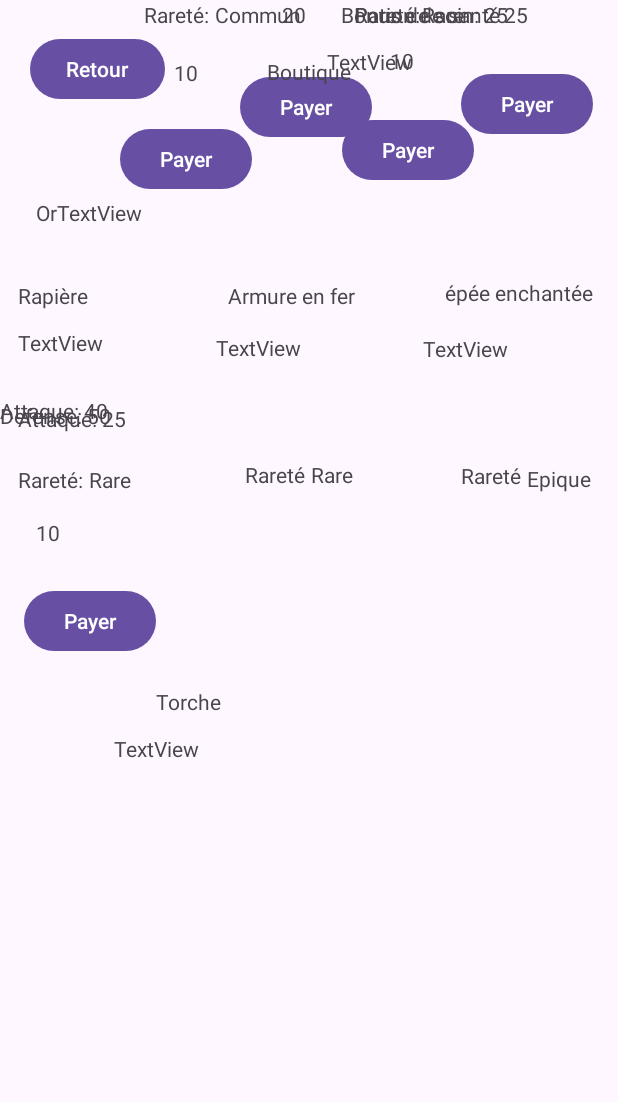
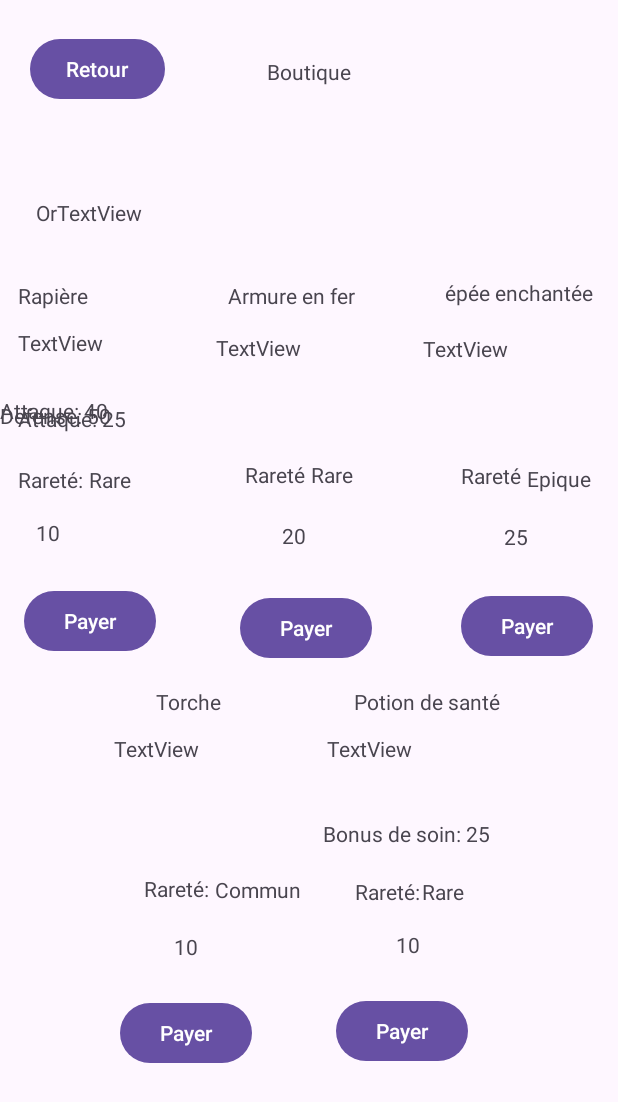
Before and after one commit to nathanremond/ProjetNathanJilenKave, an Android app: the ShopActivity screen opened directly, with no data from a screen before it, on a phone screen of 412 x 824 dp. Shown: the top 1102 px of the screen. Run offline under Robolectric (Android 15) with nearby library versions, the phone set to English and light mode, and no system bars.

Commit message:
Correction shop (#36)
* fix: correction affichage et appel textview

```diff
--- a/app/src/main/java/com/example/projetnathanjilenkave/ShopActivity.java
+++ b/app/src/main/java/com/example/projetnathanjilenkave/ShopActivity.java
@@ -49,7 +49,7 @@ public class ShopActivity extends AppCompatActivity {
 
     private void handlePurchase(int priceId, int nameProductId, int descriptionId, int textStatID, int textRarityID, int rarityID, int buttonId) {
         TextView valeur = findViewById(R.id.value);
-        TextView prix = findViewById(priceId);
+        TextView prix = findViewById(R.id.price1);
 
         int playerGold = Integer.parseInt(valeur.getText().toString());
         int productPrice = Integer.parseInt(prix.getText().toString());
--- a/app/src/main/res/layout/activity_shop.xml
+++ b/app/src/main/res/layout/activity_shop.xml
@@ -11,17 +11,18 @@
         android:id="@+id/textStat5"
         android:layout_width="wrap_content"
         android:layout_height="wrap_content"
-        android:layout_marginStart="128dp"
+        android:layout_marginStart="24dp"
+        android:layout_marginTop="23dp"
         android:text="Bonus de soin: 25"
         app:layout_constraintStart_toEndOf="@+id/textStat4"
-        tools:layout_editor_absoluteY="545dp" />
+        app:layout_constraintTop_toBottomOf="@+id/descriptionProduct5" />
 
     <TextView
         android:id="@+id/textStat4"
-        android:layout_width="wrap_content"
-        android:layout_height="wrap_content"
-        android:layout_marginStart="96dp"
-        android:layout_marginTop="22dp"
+        android:layout_width="107dp"
+        android:layout_height="21dp"
+        android:layout_marginStart="84dp"
+        android:layout_marginTop="20dp"
         android:text=" "
         app:layout_constraintStart_toStartOf="parent"
         app:layout_constraintTop_toBottomOf="@+id/descriptionProduct4" />
@@ -31,36 +32,40 @@
         android:layout_width="wrap_content"
         android:layout_height="wrap_content"
         android:layout_marginStart="1dp"
+        android:layout_marginTop="19dp"
         android:text="Rare"
         app:layout_constraintStart_toEndOf="@+id/textrarity5"
-        tools:layout_editor_absoluteY="583dp" />
+        app:layout_constraintTop_toBottomOf="@+id/textStat5" />
 
     <TextView
         android:id="@+id/rarity4"
         android:layout_width="wrap_content"
         android:layout_height="wrap_content"
         android:layout_marginStart="4dp"
+        android:layout_marginTop="19dp"
         android:text="Commun"
         app:layout_constraintStart_toEndOf="@+id/textrarity4"
-        tools:layout_editor_absoluteY="583dp" />
+        app:layout_constraintTop_toBottomOf="@+id/textStat4" />
 
     <TextView
         android:id="@+id/textrarity5"
         android:layout_width="wrap_content"
         android:layout_height="wrap_content"
         android:layout_marginStart="36dp"
+        android:layout_marginTop="19dp"
         android:text="Rareté:"
         app:layout_constraintStart_toEndOf="@+id/rarity4"
-        tools:layout_editor_absoluteY="583dp" />
+        app:layout_constraintTop_toBottomOf="@+id/textStat5" />
 
     <TextView
         android:id="@+id/textrarity4"
         android:layout_width="wrap_content"
         android:layout_height="wrap_content"
         android:layout_marginStart="96dp"
+        android:layout_marginTop="60dp"
         android:text="Rareté:"
         app:layout_constraintStart_toStartOf="parent"
-        tools:layout_editor_absoluteY="583dp" />
+        app:layout_constraintTop_toBottomOf="@+id/descriptionProduct4" />
 
     <TextView
         android:id="@+id/textrarity3"
@@ -125,16 +130,17 @@
         android:layout_width="wrap_content"
         android:layout_height="wrap_content"
         android:layout_marginStart="236dp"
+        android:layout_marginTop="15dp"
         android:text="Potion de santé"
         app:layout_constraintStart_toStartOf="parent"
-        tools:layout_editor_absoluteY="458dp" />
+        app:layout_constraintTop_toBottomOf="@+id/buyBtn2" />
 
     <TextView
         android:id="@+id/price5"
         android:layout_width="wrap_content"
         android:layout_height="wrap_content"
-        android:layout_marginStart="128dp"
-        android:layout_marginTop="11dp"
+        android:layout_marginStart="132dp"
+        android:layout_marginTop="16dp"
         android:text="10"
         app:layout_constraintStart_toEndOf="@+id/price4"
         app:layout_constraintTop_toBottomOf="@+id/textrarity5" />
@@ -153,8 +159,8 @@
         android:id="@+id/buyBtn5"
         android:layout_width="wrap_content"
         android:layout_height="wrap_content"
-        android:layout_marginStart="60dp"
-        android:layout_marginTop="26dp"
+        android:layout_marginStart="56dp"
+        android:layout_marginTop="24dp"
         android:text="Payer"
         app:layout_constraintStart_toEndOf="@+id/buyBtn4"
         app:layout_constraintTop_toBottomOf="@+id/price5" />
@@ -204,18 +210,20 @@
         android:layout_width="wrap_content"
         android:layout_height="wrap_content"
         android:layout_marginStart="132dp"
+        android:layout_marginTop="21dp"
         android:text="25"
         app:layout_constraintStart_toEndOf="@+id/price2"
-        tools:layout_editor_absoluteY="347dp" />
+        app:layout_constraintTop_toBottomOf="@+id/textrarity3" />
 
     <TextView
         android:id="@+id/price2"
         android:layout_width="wrap_content"
         android:layout_height="wrap_content"
         android:layout_marginStart="148dp"
+        android:layout_marginTop="21dp"
         android:text="20"
         app:layout_constraintStart_toEndOf="@+id/price1"
-        tools:layout_editor_absoluteY="347dp" />
+        app:layout_constraintTop_toBottomOf="@+id/textrarity2" />
 
     <Button
         android:id="@+id/buyBtn3"
```
Also changed, not shown: app/src/main/java/com/example/projetnathanjilenkave/SceneActivity.java (+53 -12 lines), app/src/main/res/drawable/monster_health_bar.xml (added, +14 -0 lines), app/src/main/res/drawable/player_health_bar.xml (added, +14 -0 lines), app/src/main/res/layout/activity_scene.xml (+47 -7 lines), app/src/main/res/raw/shop.json (deleted).
